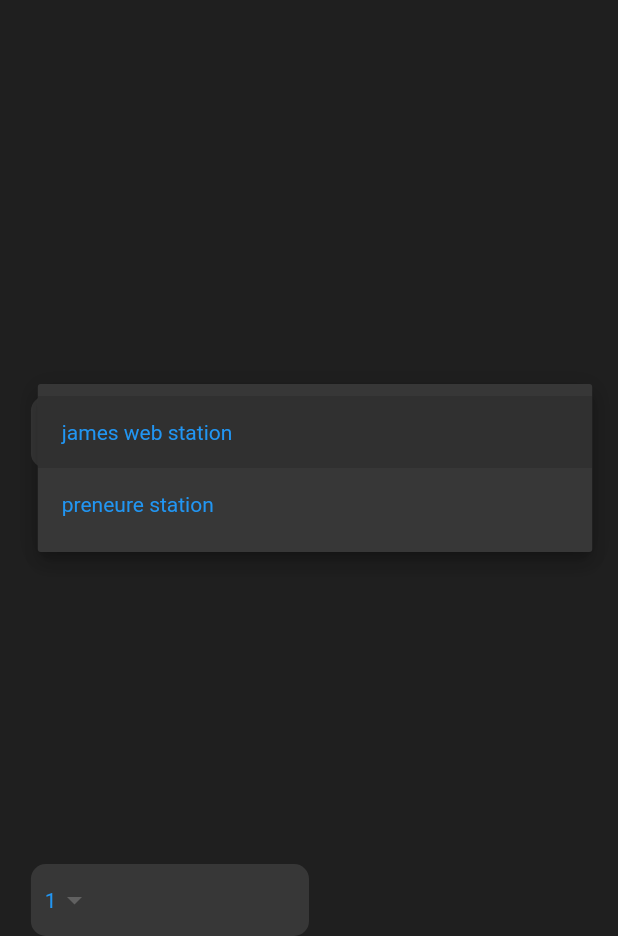
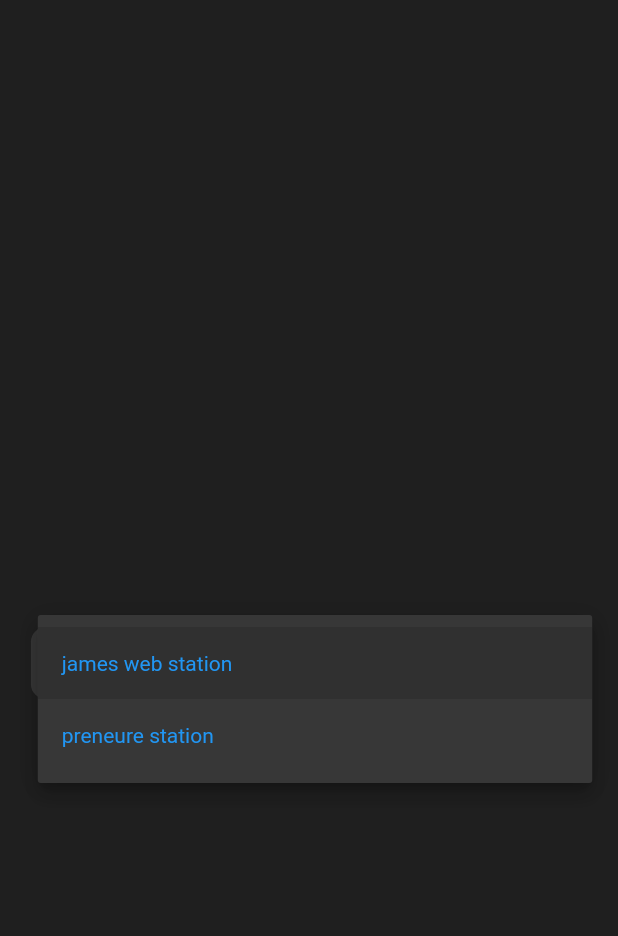
Before and after one commit to MIR-RIAZUL/go_to_moon, a Flutter app: the screen it shows after launch, after a tap on "james web station", on a phone screen of 412 x 824 dp, the part 300-1236 px from its top. Run offline on Flutter 3.47's test engine with Material 3 defaults, Android fonts, the phone set to English and light mode, and no system bars.

Commit message:
something add

```diff
--- a/lib/home_page.dart
+++ b/lib/home_page.dart
@@ -22,8 +22,8 @@ class Homepage extends StatelessWidget {
                   mainAxisAlignment: MainAxisAlignment.spaceBetween,
                   mainAxisSize: MainAxisSize.max,
                   crossAxisAlignment: CrossAxisAlignment.start,
-                  children: [_PageTitle(), _destinationDropDownWidget(),
-                    _travellerInformationWidget()],
+                  children: [_PageTitle(),
+                    _bookRideWidget()],
                 ))));
   }
 
@@ -47,6 +47,19 @@ class Homepage extends StatelessWidget {
       )),
     );
   }
+  Widget _bookRideWidget()
+  {
+return Container(height: _deviceHeight *0.25,
+  child: Column(
+    mainAxisAlignment: MainAxisAlignment.spaceBetween,
+    mainAxisSize: MainAxisSize.max,
+    crossAxisAlignment: CrossAxisAlignment.center,
+    children: [
+      _destinationDropDownWidget()
+    ],
+  ),
+);
+  }
 
   Widget _destinationDropDownWidget(){
     return customDropDownButton(values:const[
@@ -56,7 +69,12 @@ class Homepage extends StatelessWidget {
   }
   Widget _travellerInformationWidget()
   {
-    return customDropDownButton(
+    return Row(
+      mainAxisAlignment: MainAxisAlignment.spaceBetween,
+      mainAxisSize: MainAxisSize.max,
+      crossAxisAlignment: CrossAxisAlignment.center,
+      children: [
+        customDropDownButton(
           values: const [
             '1',
             '2',
@@ -64,6 +82,18 @@ class Homepage extends StatelessWidget {
             '4'
           ],
           width: _deviceWidth *0.45,
+        ),
+
+        customDropDownButton(
+          values: const [
+            'economy',
+            'business',
+            'first class',
+            '2nd class'
+          ],
+          width: _deviceWidth *0.40,
+        ),
+      ],
     );
   }
 }
```
Lines whose indentation alone changed are shown as unchanged.
